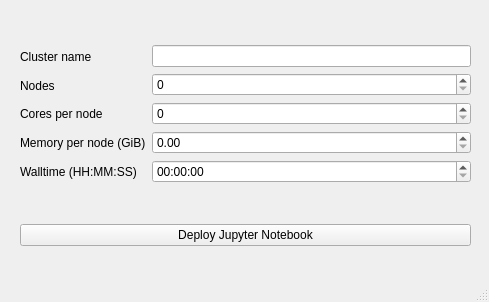
This is widgets_templates/deploy_notebook.ui in intdata-bsc/idact-gui as Qt 5 draws it before an edit. The edited form follows.
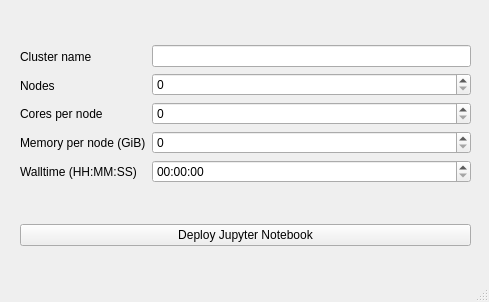
This is the edited form.

Patch:
```diff
--- a/widgets_templates/deploy_notebook.ui
+++ b/widgets_templates/deploy_notebook.ui
@@ -77,7 +77,7 @@
           <widget class="QSpinBox" name="cores_edit"/>
          </item>
          <item>
-          <widget class="QDoubleSpinBox" name="memory_edit"/>
+          <widget class="QSpinBox" name="memory_edit"/>
          </item>
          <item>
           <widget class="QTimeEdit" name="walltime_edit">
```
